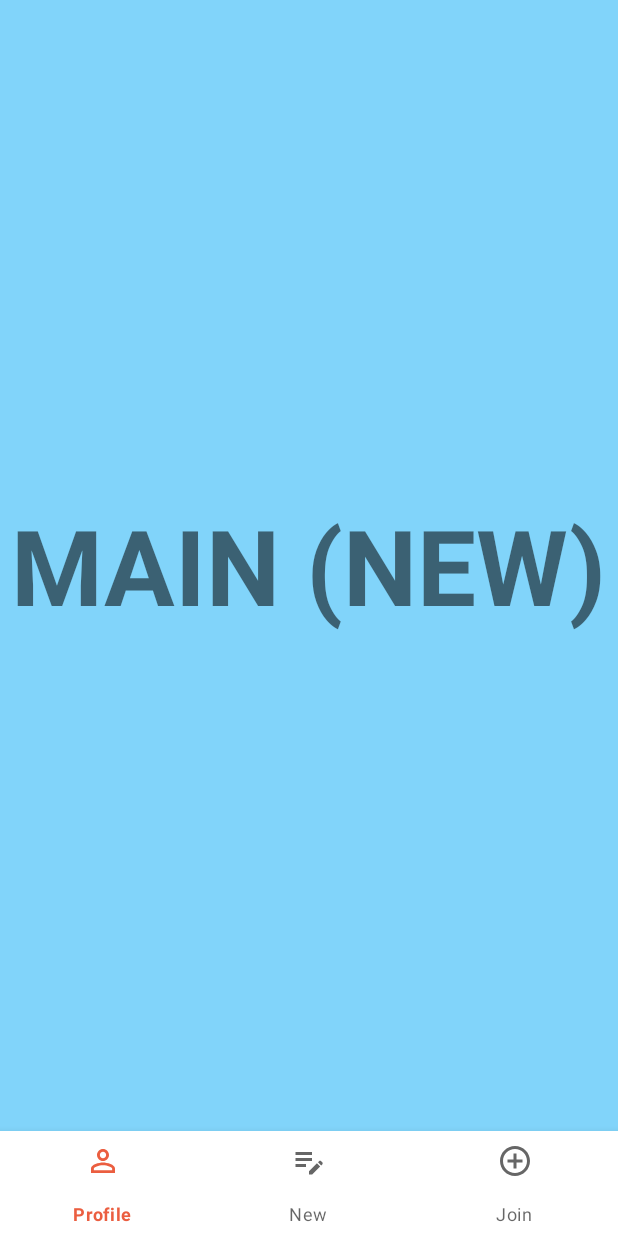
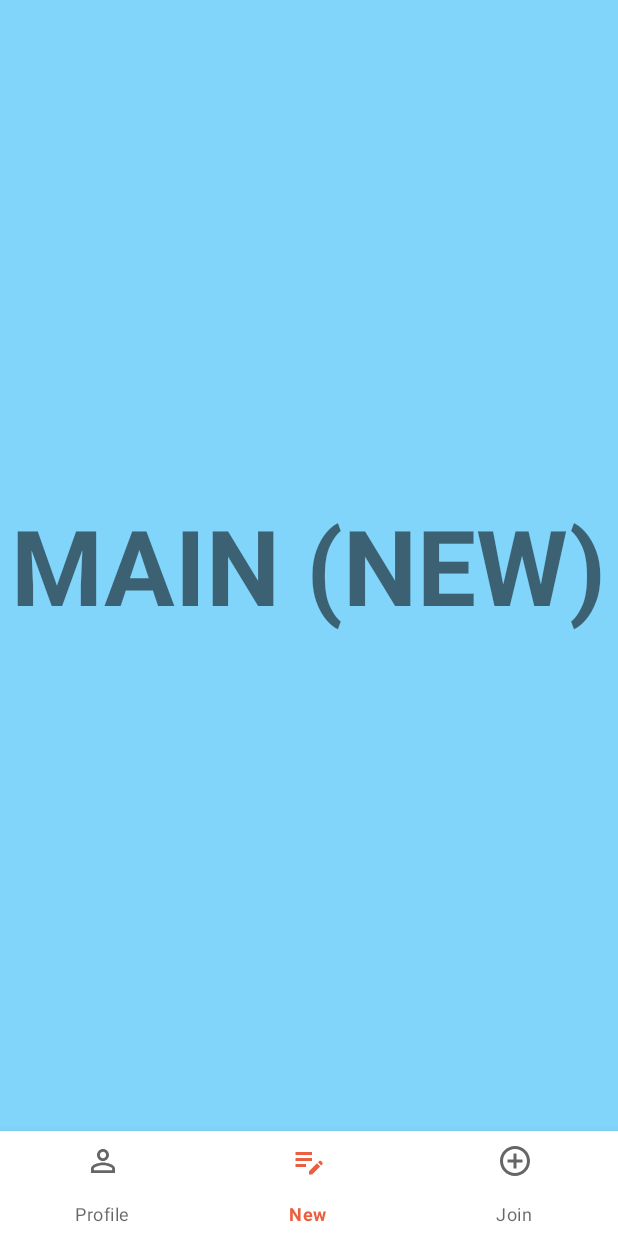
Before and after one commit to Coo3n/Quick-Cheque, an Android app: the screen it shows after launch (MainActivity), on a phone screen of 412 x 824 dp. Run offline under Robolectric (Android 15) with nearby library versions, the phone set to English and light mode, and no system bars; our stand-ins replace navigation-ui.

Commit message:
Bottom nav works !

```diff
--- a/app/src/main/java/com/example/quick_cheque/MainActivity.kt
+++ b/app/src/main/java/com/example/quick_cheque/MainActivity.kt
@@ -5,6 +5,7 @@ import android.os.Bundle
 import androidx.navigation.NavController
 import androidx.navigation.Navigation
 import androidx.navigation.findNavController
+import androidx.navigation.fragment.NavHostFragment
 import androidx.navigation.ui.setupWithNavController
 import com.example.quick_cheque.databinding.ActivityMainBinding
 import com.google.android.material.bottomnavigation.BottomNavigationView
@@ -16,10 +17,15 @@ class MainActivity : AppCompatActivity() {
         binding = ActivityMainBinding.inflate(layoutInflater)
 
         val bottomNav = binding.mainBottomNav
-        val navController = Navigation.findNavController(binding.root)
+        val navHost = supportFragmentManager.findFragmentById(binding.fragmentContainerView.id) as NavHostFragment
+        val navController = navHost.navController
 
         bottomNav.setupWithNavController(navController)
 
         setContentView(binding.root)
     }
+
+    override fun onPostCreate(savedInstanceState: Bundle?) {
+        super.onPostCreate(savedInstanceState)
+    }
 }
--- a/app/src/main/res/layout/activity_main.xml
+++ b/app/src/main/res/layout/activity_main.xml
@@ -2,7 +2,7 @@
 <androidx.constraintlayout.widget.ConstraintLayout xmlns:android="http://schemas.android.com/apk/res/android"
     xmlns:app="http://schemas.android.com/apk/res-auto"
     xmlns:tools="http://schemas.android.com/tools"
-    android:id="@+id/container"
+    android:id="@+id/activity_main"
     android:layout_width="match_parent"
     android:layout_height="match_parent"
     tools:context=".MainActivity">
@@ -13,10 +13,10 @@
         android:layout_width="0dp"
         android:layout_height="0dp"
         app:defaultNavHost="true"
-        app:layout_constraintTop_toTopOf="parent"
         app:layout_constraintBottom_toTopOf="@id/mainBottomNav"
         app:layout_constraintEnd_toEndOf="parent"
         app:layout_constraintStart_toStartOf="parent"
+        app:layout_constraintTop_toTopOf="parent"
         app:navGraph="@navigation/nav_graph" />
 
     <com.google.android.material.bottomnavigation.BottomNavigationView
@@ -26,5 +26,5 @@
         app:layout_constraintBottom_toBottomOf="parent"
         app:layout_constraintEnd_toEndOf="parent"
         app:layout_constraintStart_toStartOf="parent"
-        app:menu="@menu/main_bottom_nav"/>
+        app:menu="@menu/main_bottom_nav" />
 </androidx.constraintlayout.widget.ConstraintLayout>
```
